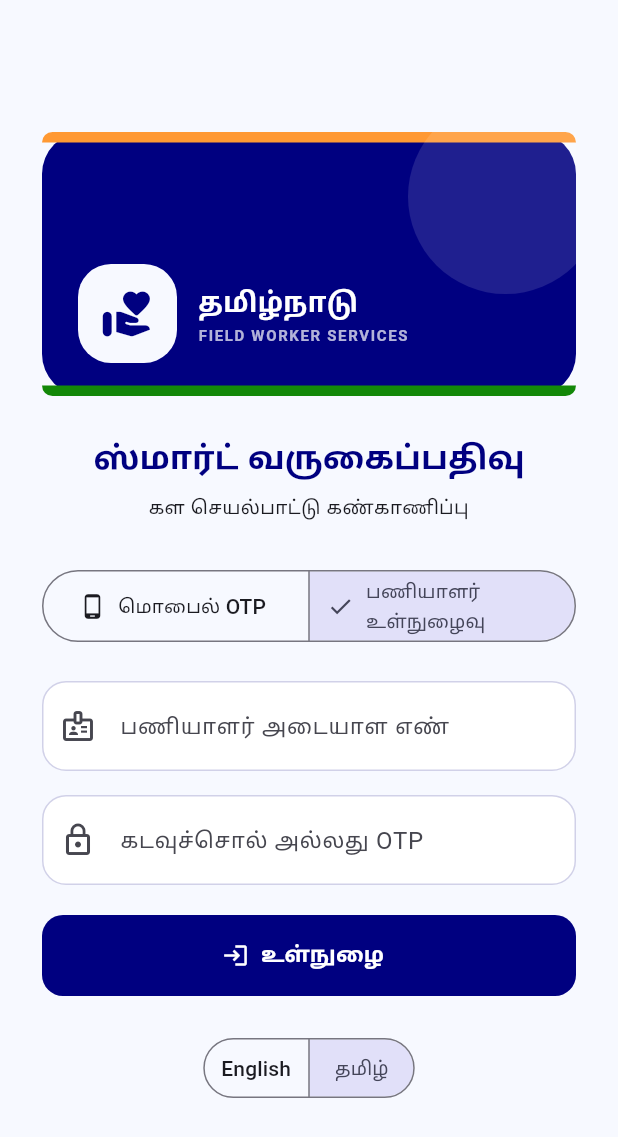
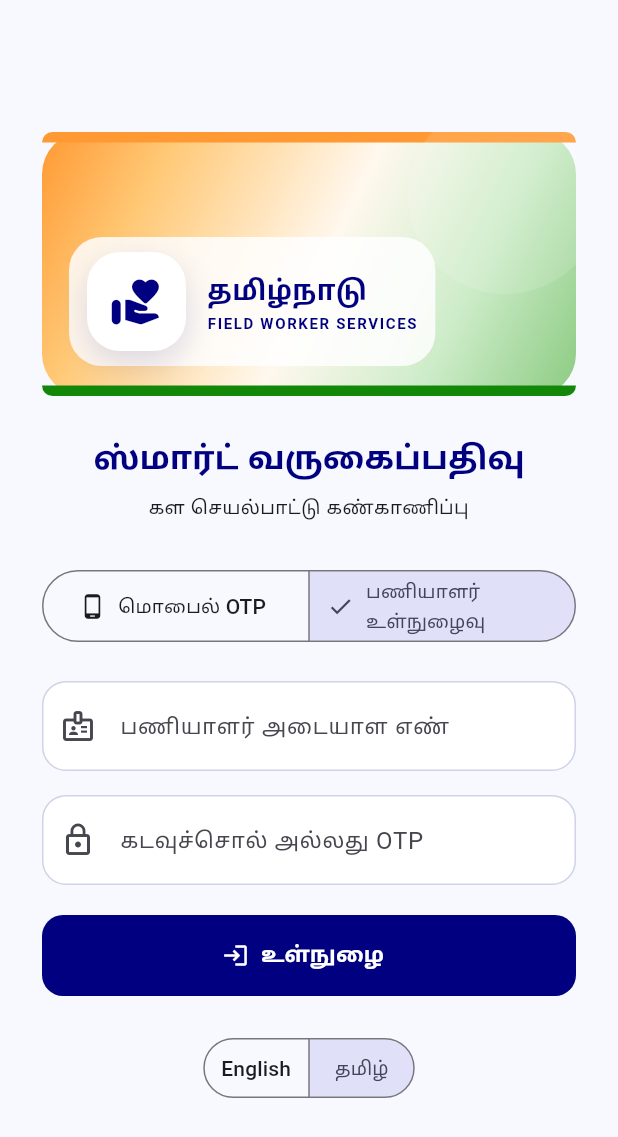
Before and after one commit to vinodha-l/Smart-Attendance-and-Field-Activity-Monitoring, a Flutter app: the screen it shows after launch, after a tap on "Employee login", after a tap on "தமிழ்", on a phone screen of 412 x 824 dp. Shown: the top 1137 px of the screen. Run offline on Flutter 3.47's test engine with Material 3 defaults, Android fonts, the phone set to English and light mode, and no system bars; our stand-ins replace connectivity_plus, geolocator, image_picker, shared_preferences, sqflite; accounts and stored records are empty; network calls fail.

Commit message:
design: refine login gradient and input labels

```diff
--- a/mobile-app/lib/core/app_theme.dart
+++ b/mobile-app/lib/core/app_theme.dart
@@ -10,6 +10,7 @@
   static const Color indiaGreen = Color(0xFF138808);
   static const Color cream = Color(0xFFF7F9FF);
   static const Color ink = Color(0xFF172033);
+  static const Color warmDark = Color(0xFF28211D);
   static const Color brand = navy;
   static const Color surface = cream;
   static const Color positive = indiaGreen;
@@ -26,8 +27,13 @@
       );
 
   static ThemeData dark() => _base(
-      ColorScheme.fromSeed(seedColor: saffron, brightness: Brightness.dark),
-      null);
+        ColorScheme.fromSeed(
+          seedColor: saffron,
+          brightness: Brightness.dark,
+          surface: warmDark,
+        ),
+        warmDark,
+      );
 
   static ThemeData _base(ColorScheme scheme, Color? background) {
     final ThemeData theme = ThemeData(
@@ -73,10 +79,25 @@
       inputDecorationTheme: InputDecorationTheme(
         contentPadding:
             const EdgeInsets.symmetric(horizontal: 18, vertical: 18),
-        border: OutlineInputBorder(borderRadius: BorderRadius.circular(16)),
+        floatingLabelBehavior: FloatingLabelBehavior.auto,
+        floatingLabelStyle: const TextStyle(
+          color: navy,
+          fontSize: 14,
+          fontWeight: FontWeight.w600,
+        ),
+        border: OutlineInputBorder(
+          borderRadius: BorderRadius.circular(16),
+          gapPadding: 8,
+        ),
         enabledBorder: OutlineInputBorder(
           borderRadius: BorderRadius.circular(16),
+          gapPadding: 8,
           borderSide: BorderSide(color: navy.withValues(alpha: 0.18)),
+        ),
+        focusedBorder: OutlineInputBorder(
+          borderRadius: BorderRadius.circular(16),
+          gapPadding: 8,
+          borderSide: const BorderSide(color: navy, width: 2),
         ),
         filled: true,
         fillColor: Colors.white,
--- a/mobile-app/lib/screens/login_screen.dart
+++ b/mobile-app/lib/screens/login_screen.dart
@@ -108,7 +108,10 @@
                                 .headlineSmall
                                 ?.copyWith(
                                     fontWeight: FontWeight.w800,
-                                    color: AppTheme.navy)),
+                                    color: Theme.of(context).brightness ==
+                                            Brightness.dark
+                                        ? Colors.white
+                                        : AppTheme.navy)),
                         const SizedBox(height: 6),
                         Text(l.appTagline, textAlign: TextAlign.center),
                         const SizedBox(height: 28),
@@ -243,7 +246,18 @@
         height: 176,
         decoration: BoxDecoration(
           borderRadius: BorderRadius.circular(28),
-          color: AppTheme.navy,
+          gradient: const LinearGradient(
+            begin: Alignment.topLeft,
+            end: Alignment.bottomRight,
+            colors: [
+              AppTheme.saffron,
+              Color(0xFFFFC875),
+              Color(0xFFFFF8EE),
+              Color(0xFFCDECC9),
+              Color(0xFF8CCB82),
+            ],
+            stops: [0, .20, .52, .76, 1],
+          ),
         ),
         child: Stack(children: [
           Positioned(
@@ -284,14 +298,20 @@
             ),
           ),
           Positioned(
-            left: 24,
-            bottom: 22,
+            left: 18,
+            bottom: 20,
+            child: Container(
+              padding: const EdgeInsets.symmetric(horizontal: 12, vertical: 10),
+              decoration: BoxDecoration(
+                color: Colors.white.withValues(alpha: .84),
+                borderRadius: BorderRadius.circular(22),
+              ),
               child: Row(children: [
                 Container(
                   width: 66,
                   height: 66,
                   decoration: BoxDecoration(
-                  color: const Color(0xFFF7F9FF),
+                    color: Colors.white,
                     borderRadius: BorderRadius.circular(22),
                     boxShadow: [
                       BoxShadow(
@@ -313,15 +333,16 @@
                           style: TextStyle(
                               fontSize: 20,
                               fontWeight: FontWeight.w800,
-                            color: Colors.white)),
+                              color: AppTheme.navy)),
                       Text('FIELD WORKER SERVICES',
                           style: TextStyle(
                               fontSize: 10,
                               letterSpacing: 1.1,
                               fontWeight: FontWeight.w700,
-                            color: Colors.white70)),
+                              color: AppTheme.navy)),
                     ]),
               ]),
+            ),
           ),
         ]),
       );
```
Lines whose indentation alone changed are shown as unchanged.
